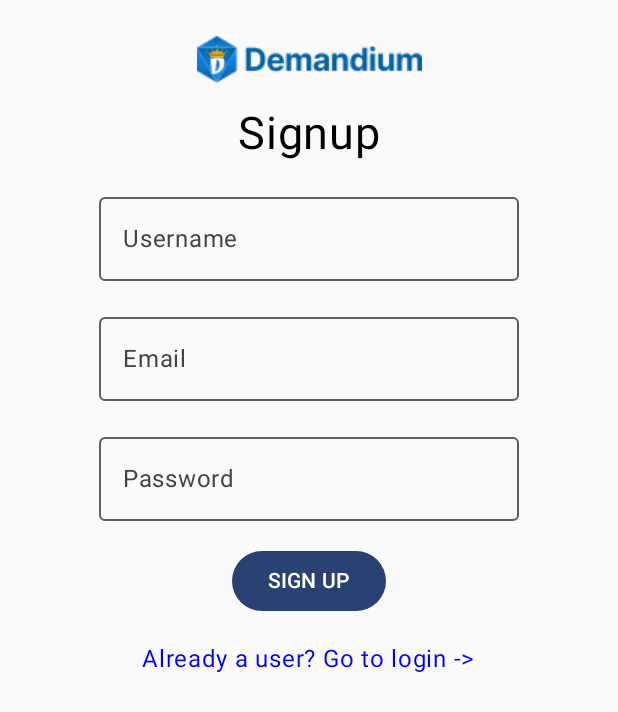
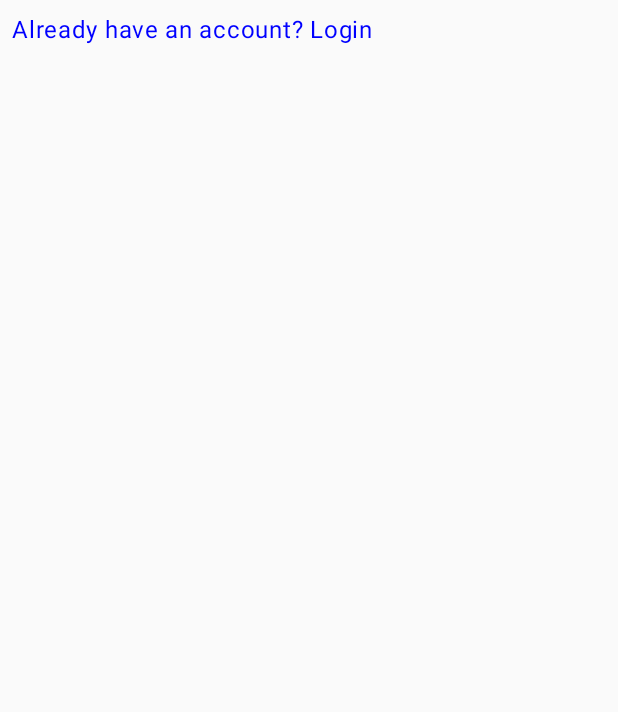
Before and after one commit to Edward-Kabue/Ondemand-app, an Android app built with Jetpack Compose: the SignupScreen screen opened through its navigation route, after a tap on "Already a user? Go to login ->", on a phone screen of 412 x 824 dp. Shown: the top 712 px of the screen. Run offline under Robolectric (Android 15) with nearby library versions, the phone set to English and light mode, and no system bars; our stand-ins replace Dagger/Hilt's generated code, Firebase (no records; nobody signed in at launch, a user with empty details on screens opened directly).

Commit message:
Add Docs to the code

```diff
--- a/app/src/main/java/com/ist/ondemand/common/Navigation.kt
+++ b/app/src/main/java/com/ist/ondemand/common/Navigation.kt
@@ -8,6 +8,7 @@ import androidx.navigation.compose.composable
 import androidx.navigation.compose.rememberNavController
 import com.ist.ondemand.presentation.MainViewModel
 import com.ist.ondemand.presentation.common.NotificationMessage
+import com.ist.ondemand.presentation.screens.auth.LoginScreen
 import com.ist.ondemand.presentation.screens.auth.SignupScreen
 
 @Composable
@@ -20,6 +21,9 @@ fun DemandApp() {
         composable(Routes.Signup.route) {
             SignupScreen(navController = navController, vm = vm)
         }
+        composable(Routes.Login.route) {
+            LoginScreen(navController = navController, vm = vm)
+        }
 
     }
 }
--- a/app/src/main/java/com/ist/ondemand/common/Routes.kt
+++ b/app/src/main/java/com/ist/ondemand/common/Routes.kt
@@ -2,4 +2,5 @@ package com.ist.ondemand.common
 
 sealed class Routes(val route:String){
     object Signup:Routes("signup")
+    object Login:Routes("login")
 }
--- a/app/src/main/java/com/ist/ondemand/presentation/MainViewModel.kt
+++ b/app/src/main/java/com/ist/ondemand/presentation/MainViewModel.kt
@@ -4,6 +4,7 @@ import androidx.compose.runtime.mutableStateOf
 import androidx.lifecycle.ViewModel
 import com.google.firebase.auth.FirebaseAuth
 import com.google.firebase.firestore.FirebaseFirestore
+import com.google.firebase.firestore.toObject
 import com.google.firebase.storage.FirebaseStorage
 import com.ist.ondemand.common.USERS
 import com.ist.ondemand.data.Event
@@ -29,10 +30,31 @@ class MainViewModel @Inject constructor(
     val storage: FirebaseStorage
 ) : ViewModel() {
 
+    /**
+     * ViewModel class for the main screen.
+     *
+     * This class holds the state of the main screen, including whether the user is signed in,
+     * whether there is an ongoing operation in progress, the user data, and any popup notifications.
+     */
     val signedIn = mutableStateOf(false)
     val inProgress = mutableStateOf(false)
     val userData = mutableStateOf<UserData?>(null)
     val popupNotification = mutableStateOf<Event<String>?>(null)
+
+    /**
+     * Initializes the MainViewModel.
+     * - Checks if the user is signed in by accessing the current user from the authentication service.
+     * - Updates the value of the `signedIn` LiveData based on whether the current user is null or not.
+     * - If the current user is not null, retrieves the user data using the user's unique identifier (UID).
+     */
+    init {
+        val currentUser = auth.currentUser
+        signedIn.value = currentUser != null
+        currentUser?.let {
+            getUserData(it.uid)
+        }
+
+    }
 
     /**
      * Method called when a user signs up.
@@ -46,13 +68,20 @@ class MainViewModel @Inject constructor(
      */
     fun onSignup(username: String, email: String, pass: String) {
         inProgress.value = true
-
+//check if username already exists if not create user
         db.collection(USERS).whereEqualTo("username", username).get()
             .addOnSuccessListener { documents ->
                 if (documents.size() > 0) {
                     handleException(customMessage = "Username already exists")
                     inProgress.value = false
                 } else {
+                    /*
+                    *  function completes, either successfully or with an
+                    * error, it triggers the addOnCompleteListener.
+                    * This listener receives a Task object,
+                    * which represents the result of the asynchronous operation.
+                    * The Task object is passed to the lambda expression as the task parameter.
+                     */
                     auth.createUserWithEmailAndPassword(email, pass)
                         .addOnCompleteListener { task ->
                             if (task.isSuccessful) {
@@ -66,8 +95,20 @@ class MainViewModel @Inject constructor(
 
                 }
             }
+            /**
+             * Adds a failure listener to the current task.
+             */
             .addOnFailureListener { }
     }
+
+    /**
+     * Creates or updates the user profile with the provided information.
+     *
+     * @param name The name of the user. If null, the existing name will be used.
+     * @param username The username of the user. If null, the existing username will be used.
+     * @param bio The bio of the user. If null, the existing bio will be used.
+     * @param imageUrl The URL of the user's profile image. If null, the existing image URL will be used.
+     */
 
     private fun createOrUpdateProfile(
         name: String? = null,
@@ -102,12 +143,12 @@ class MainViewModel @Inject constructor(
 
                     } else {
                         db.collection(USERS).document(uid).set(userData)
-                        getUserData()
+                        getUserData(uid)
                         inProgress.value = false
                     }
 
                 }
-                .addOnFailureListener {exc ->
+                .addOnFailureListener { exc ->
                     handleException(exc, "cannot create user")
                     inProgress.value = false
                 }
@@ -115,7 +156,44 @@ class MainViewModel @Inject constructor(
 
     }
 
-    fun getUserData() {}
+    /**
+     * Retrieves user data from the Firestore database based on the provided user ID.
+     *
+     * @param uid The ID of the user whose data needs to be retrieved.
+     */
+    fun getUserData(uid: String) {
+        inProgress.value = true
+        db.collection(USERS).document(uid).get()
+            .addOnSuccessListener {
+                /**
+                 * Converts the Firestore document to a UserData object.
+                 *
+                 * @param it The Firestore document to convert.
+                 * @return The converted UserData object.
+                 */
+                val user = it.toObject<UserData>()
+                inProgress.value = false
+                //popupNotification.value = Event("User data retrieved successfully")
+            }
+            /**
+             * Adds a failure listener to the Firebase Firestore query.
+             * This listener handles the exception and updates the inProgress value to false.
+             *
+             * @param exc The exception that occurred.
+             */
+            .addOnFailureListener { exc ->
+                handleException(exc, "cannot get user data")
+                inProgress.value = false
+            }
+
+    }
+
+    /**
+     * Handles exceptions and displays a notification message.
+     *
+     * @param exception The exception to handle. Defaults to null.
+     * @param customMessage A custom message to display along with the exception. Defaults to an empty string.
+     */
     fun handleException(exception: Exception? = null, customMessage: String = "") {
         exception?.printStackTrace()
         val errorMsg = exception?.localizedMessage ?: ""
--- a/app/src/main/java/com/ist/ondemand/presentation/common/CommonUi.kt
+++ b/app/src/main/java/com/ist/ondemand/presentation/common/CommonUi.kt
@@ -1,9 +1,23 @@
 package com.ist.ondemand.presentation.common
 
+import android.net.Uri
 import android.widget.Toast
+import androidx.compose.foundation.background
+import androidx.compose.foundation.clickable
+import androidx.compose.foundation.layout.Arrangement
+import androidx.compose.foundation.layout.Row
+import androidx.compose.foundation.layout.fillMaxSize
+import androidx.compose.material3.CircularProgressIndicator
 import androidx.compose.runtime.Composable
+import androidx.compose.ui.Alignment
 import androidx.compose.ui.platform.LocalContext
 import com.ist.ondemand.presentation.MainViewModel
+import androidx.compose.ui.Modifier
+import androidx.compose.ui.draw.alpha
+import androidx.compose.ui.graphics.Color
+import androidx.navigation.NavController
+import androidx.navigation.NavDeepLinkRequest
+import com.ist.ondemand.common.Routes
 
 @Composable
 fun NotificationMessage(vm: MainViewModel) {
@@ -13,3 +27,17 @@ fun NotificationMessage(vm: MainViewModel) {
         Toast.makeText(LocalContext.current, notifMessage, Toast.LENGTH_LONG).show()
     }
 }
+
+@Composable
+fun ProgressSpinner() {
+    Row(
+        modifier = Modifier.fillMaxSize()
+            .alpha(0.5f)
+            .clickable(enabled = false){}
+            .background(Color.LightGray),
+        horizontalArrangement = Arrangement.Center,
+        verticalAlignment = Alignment.CenterVertically
+    ) {
+        CircularProgressIndicator()
+    }
+}
--- /dev/null
+++ b/app/src/main/java/com/ist/ondemand/presentation/screens/auth/LoginScreen.kt
@@ -0,0 +1,24 @@
+package com.ist.ondemand.presentation.screens.auth
+
+import androidx.compose.foundation.clickable
+import androidx.compose.foundation.layout.padding
+import androidx.compose.material3.Text
+import androidx.compose.runtime.Composable
+import androidx.compose.ui.Modifier
+import androidx.compose.ui.graphics.Color
+import androidx.compose.ui.unit.dp
+import androidx.navigation.NavController
+import com.ist.ondemand.common.Routes
+import com.ist.ondemand.presentation.MainViewModel
+
+
+@Composable
+fun LoginScreen(navController: NavController, vm: MainViewModel) {
+    Text(text = "Already have an account? Login",
+        color = Color.Blue,
+        modifier = Modifier
+            .padding(8.dp)
+            .clickable {
+                navController.navigate(Routes.Signup.route)
+            })
+}
--- a/app/src/main/java/com/ist/ondemand/presentation/screens/auth/SignupScreen.kt
+++ b/app/src/main/java/com/ist/ondemand/presentation/screens/auth/SignupScreen.kt
@@ -29,7 +29,9 @@ import androidx.compose.ui.unit.dp
 import androidx.compose.ui.unit.sp
 import androidx.navigation.NavController
 import com.ist.ondemand.R
+import com.ist.ondemand.common.Routes
 import com.ist.ondemand.presentation.MainViewModel
+import com.ist.ondemand.presentation.common.ProgressSpinner
 
 /*
 * Add window soft input mode in ActivityManifest.xml
@@ -44,8 +46,7 @@ fun SignupScreen(navController: NavController, vm: MainViewModel) {
                 .wrapContentHeight()
                 .verticalScroll(
                     rememberScrollState()
-                ),
-            horizontalAlignment = Alignment.CenterHorizontally
+                ), horizontalAlignment = Alignment.CenterHorizontally
         ) {
 
             val usernameState = remember { mutableStateOf(TextFieldValue()) }
@@ -66,13 +67,11 @@ fun SignupScreen(navController: NavController, vm: MainViewModel) {
                 fontSize = 30.sp,
                 fontFamily = FontFamily.SansSerif
             )
-            OutlinedTextField(
-                value = usernameState.value,
+            OutlinedTextField(value = usernameState.value,
                 onValueChange = { usernameState.value = it },
                 modifier = Modifier.padding(8.dp),
                 label = { Text(text = "Username") })
-            OutlinedTextField(
-                value = emailState.value,
+            OutlinedTextField(value = emailState.value,
                 onValueChange = { emailState.value = it },
                 modifier = Modifier.padding(8.dp),
                 label = { Text(text = "Email") })
@@ -86,12 +85,9 @@ fun SignupScreen(navController: NavController, vm: MainViewModel) {
             Button(
                 onClick = {
                     vm.onSignup(
-                        usernameState.value.text,
-                        emailState.value.text,
-                        passState.value.text
+                        usernameState.value.text, emailState.value.text, passState.value.text
                     )
-                },
-                modifier = Modifier.padding(8.dp)
+                }, modifier = Modifier.padding(8.dp)
             ) {
                 Text(text = "SIGN UP")
             }
@@ -100,11 +96,12 @@ fun SignupScreen(navController: NavController, vm: MainViewModel) {
                 modifier = Modifier
                     .padding(8.dp)
                     .clickable {
-
-                    }
-            )
+                        navController.navigate(Routes.Login.route)
+                    })
         }
-
-
+        val isLoading = vm.inProgress.value
+        if (isLoading) {
+            ProgressSpinner()
+        }
     }
 }
```
Also changed, not shown: app/src/main/java/com/ist/ondemand/data/Event.kt (+11 -0 lines), app/src/main/java/com/ist/ondemand/data/UserData.kt (+18 -4 lines), app/src/main/java/com/ist/ondemand/di/AppModule.kt (+9 -0 lines).
